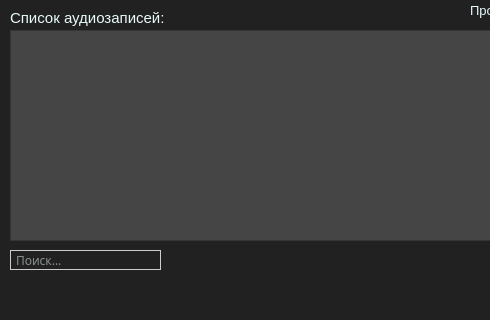
Old version of the form audio.ui in the repository qwertyadrian/vk-music-downloader; both pictures show x 0 to 490 and y 170 to 490 of the 780 by 490 pixel window.
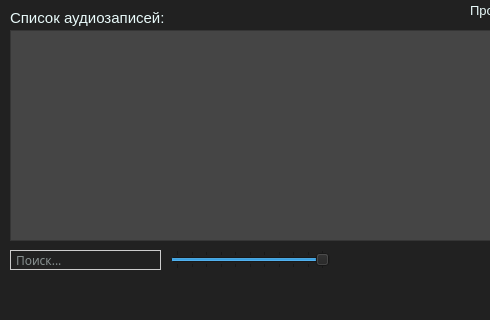
New version of the form. Icons and pictures are not drawn.

Commit message: Рефакторинг кода Совершенствование интерфейса программы

```diff
--- a/audio.ui
+++ b/audio.ui
@@ -339,6 +339,31 @@
      <string>Поиск...</string>
     </property>
    </widget>
+   <widget class="QSlider" name="volumeSlider">
+    <property name="geometry">
+     <rect>
+      <x>170</x>
+      <y>420</y>
+      <width>160</width>
+      <height>19</height>
+     </rect>
+    </property>
+    <property name="maximum">
+     <number>100</number>
+    </property>
+    <property name="sliderPosition">
+     <number>100</number>
+    </property>
+    <property name="orientation">
+     <enum>Qt::Horizontal</enum>
+    </property>
+    <property name="tickPosition">
+     <enum>QSlider::TicksBothSides</enum>
+    </property>
+    <property name="tickInterval">
+     <number>10</number>
+    </property>
+   </widget>
   </widget>
  </widget>
  <resources/>
```
The commit also changes 3 other files.
